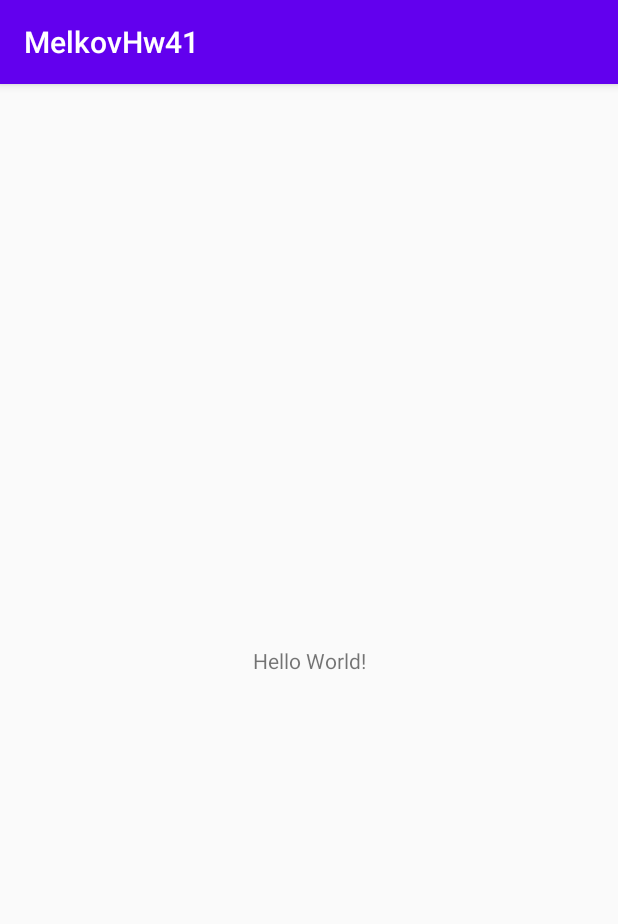
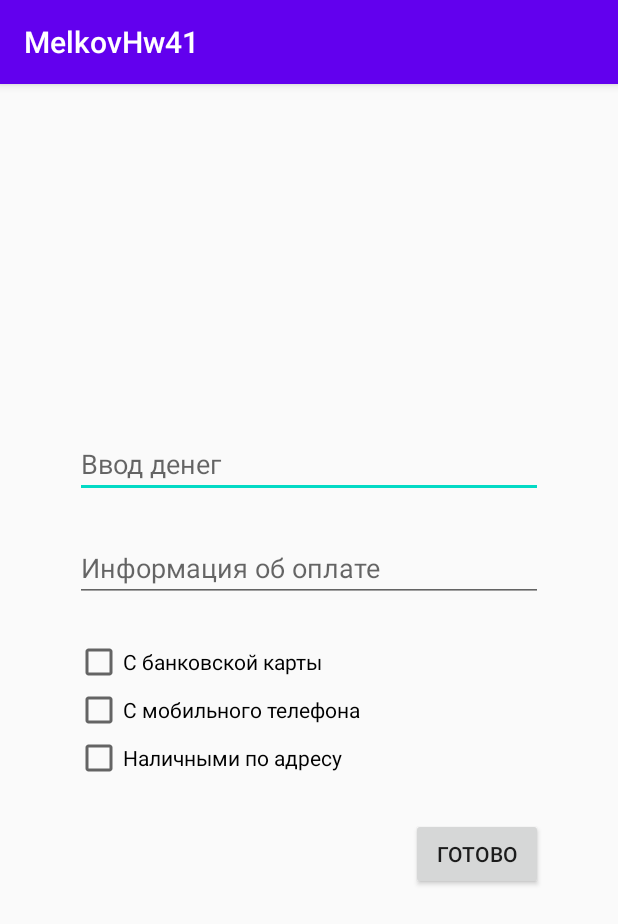
Before and after one commit to daMelkov/android41, an Android app: the screen it shows after launch (MainActivity), on a phone screen of 412 x 824 dp. Shown: the top 924 px of the screen. Run offline under Robolectric (Android 15) with nearby library versions, the phone set to English and light mode, and no system bars.

Commit message:
change widget positions

```diff
--- a/app/src/main/res/layout/activity_main.xml
+++ b/app/src/main/res/layout/activity_main.xml
@@ -1,18 +1,54 @@
 <?xml version="1.0" encoding="utf-8"?>
-<androidx.constraintlayout.widget.ConstraintLayout xmlns:android="http://schemas.android.com/apk/res/android"
-    xmlns:app="http://schemas.android.com/apk/res-auto"
+<LinearLayout xmlns:android="http://schemas.android.com/apk/res/android"
     xmlns:tools="http://schemas.android.com/tools"
     android:layout_width="match_parent"
     android:layout_height="match_parent"
-    tools:context=".MainActivity">
+    android:gravity="center_vertical"
+    android:orientation="vertical"
+    android:padding="50dp"
+    tools:context=".MainActivity"
+    android:id="@+id/linearLayout">
 
-    <TextView
+    <EditText
+        android:id="@+id/inputMoney"
+        android:layout_width="match_parent"
+        android:layout_height="wrap_content"
+        android:hint="@string/input_money"
+        android:inputType="number"
+        android:importantForAutofill="no" />
+
+    <EditText
+        android:id="@+id/inputInfo"
+        android:layout_width="match_parent"
+        android:layout_height="wrap_content"
+        android:layout_marginTop="24dp"
+        android:hint="@string/input_info"
+        android:importantForAutofill="no" />
+
+    <CheckBox
+        android:id="@+id/bankCardChkBx"
         android:layout_width="wrap_content"
         android:layout_height="wrap_content"
-        android:text="Hello World!"
-        app:layout_constraintBottom_toBottomOf="parent"
-        app:layout_constraintLeft_toLeftOf="parent"
-        app:layout_constraintRight_toRightOf="parent"
-        app:layout_constraintTop_toTopOf="parent" />
+        android:layout_marginTop="24dp"
+        android:text="@string/bank_card" />
 
-</androidx.constraintlayout.widget.ConstraintLayout>
+    <CheckBox
+        android:id="@+id/mobilePhoneChkBx"
+        android:layout_width="wrap_content"
+        android:layout_height="wrap_content"
+        android:text="@string/mobile_phone" />
+
+    <CheckBox
+        android:id="@+id/cashAddressChkBx"
+        android:layout_width="wrap_content"
+        android:layout_height="wrap_content"
+        android:text="@string/by_cash" />
+
+    <Button
+        android:id="@+id/btnOK"
+        android:layout_width="wrap_content"
+        android:layout_height="wrap_content"
+        android:layout_marginTop="24dp"
+        android:layout_gravity="right"
+        android:text="@string/ok" />
+</LinearLayout>
--- a/app/src/main/res/values/strings.xml
+++ b/app/src/main/res/values/strings.xml
@@ -1,3 +1,9 @@
 <resources>
     <string name="app_name">MelkovHw41</string>
+    <string name="input_money">Ввод денег</string>
+    <string name="input_info">Информация об оплате</string>
+    <string name="bank_card">С банковской карты</string>
+    <string name="mobile_phone">С мобильного телефона</string>
+    <string name="by_cash">Наличными по адресу</string>
+    <string name="ok">Готово</string>
 </resources>
```
